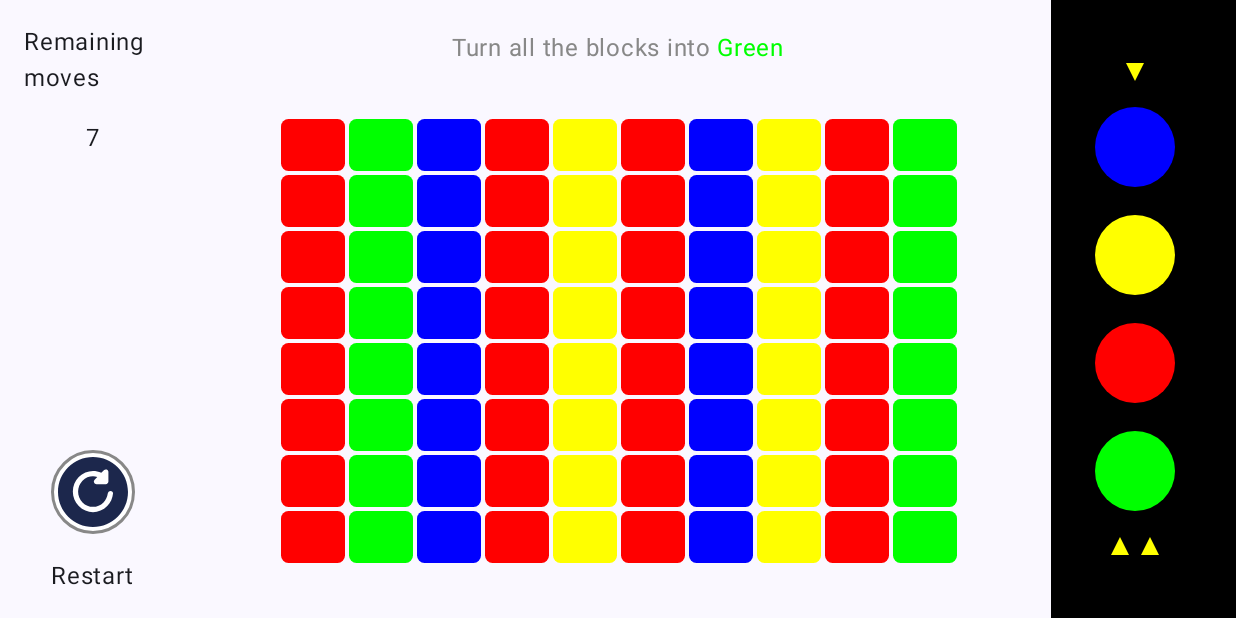
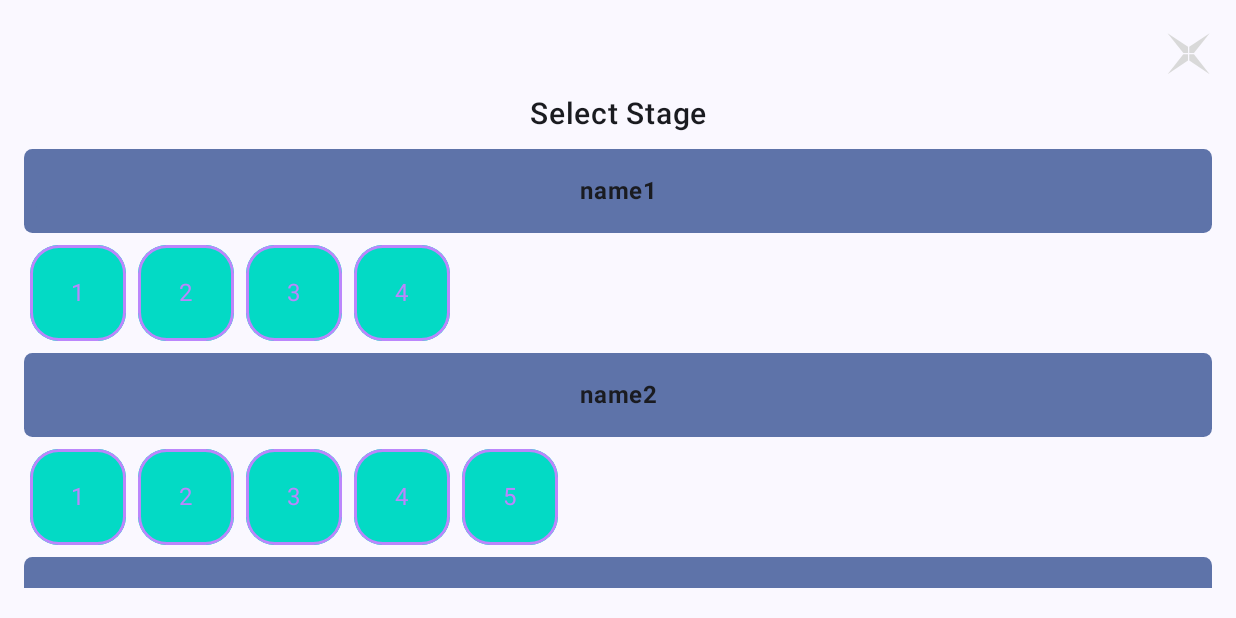
Before and after one commit to Vitaliy336/CollorPuzzle, an Android app built with Jetpack Compose: the screen it shows after launch (MainActivity), after a tap on "Play", on a phone screen of 824 x 412 dp (held sideways). Run offline under Robolectric (Android 15) with nearby library versions, the phone set to English and light mode, and no system bars.

Commit message:
Add: stage selection screen

```diff
--- a/app/src/main/java/com/colors/collorpuzzle/MainActivity.kt
+++ b/app/src/main/java/com/colors/collorpuzzle/MainActivity.kt
@@ -15,6 +15,7 @@ import androidx.navigation.compose.composable
 import androidx.navigation.compose.rememberNavController
 import com.colors.collorpuzzle.ui.screens.main_menu.composable.ShowMainMenu
 import com.colors.collorpuzzle.ui.screens.stage_screen.composable.StageScreen
+import com.colors.collorpuzzle.ui.screens.stage_selector.composable.StageSelectorScreen
 import com.colors.collorpuzzle.ui.theme.ColorPuzzleTheme
 
 class MainActivity : ComponentActivity() {
@@ -41,7 +42,7 @@ class MainActivity : ComponentActivity() {
                 ShowMainMenu(
                     Modifier.fillMaxSize(),
                     playClicked = {
-                        navController.navigate(PuzzleNavigation.GameScreen.route)
+                        navController.navigate(PuzzleNavigation.StageSelector.route)
                     },
                     randomStageClicked = {
                         // TODO:
@@ -51,7 +52,18 @@ class MainActivity : ComponentActivity() {
                     })
             }
             composable(route = PuzzleNavigation.GameScreen.route) {
-                StageScreen(Modifier)
+                StageScreen(modifier = Modifier)
+            }
+
+            composable(route = PuzzleNavigation.StageSelector.route) {
+                StageSelectorScreen(
+                    modifier = Modifier,
+                    backClick = {
+                        navController.navigateUp()
+                    },
+                    selectStageClick = {
+                        navController.navigate(PuzzleNavigation.GameScreen.route)
+                    })
             }
         }
     }
--- a/app/src/main/java/com/colors/collorpuzzle/PuzzleNavigation.kt
+++ b/app/src/main/java/com/colors/collorpuzzle/PuzzleNavigation.kt
@@ -3,4 +3,5 @@ package com.colors.collorpuzzle
 sealed class PuzzleNavigation(val route: String) {
     object MainMenu: PuzzleNavigation("main_menu")
     object GameScreen: PuzzleNavigation("game_screen")
+    object StageSelector: PuzzleNavigation("stage_selector")
 }
--- a/app/src/main/java/com/colors/collorpuzzle/ui/screens/main_menu/composable/MainMenuScreen.kt
+++ b/app/src/main/java/com/colors/collorpuzzle/ui/screens/main_menu/composable/MainMenuScreen.kt
@@ -6,13 +6,18 @@ import androidx.compose.foundation.layout.fillMaxSize
 import androidx.compose.foundation.layout.fillMaxWidth
 import androidx.compose.foundation.layout.height
 import androidx.compose.foundation.layout.padding
+import androidx.compose.material3.MaterialTheme
 import androidx.compose.material3.OutlinedButton
+import androidx.compose.material3.Surface
 import androidx.compose.material3.Text
 import androidx.compose.runtime.Composable
 import androidx.compose.ui.Alignment
 import androidx.compose.ui.Modifier
+import androidx.compose.ui.res.stringResource
+import androidx.compose.ui.text.style.TextAlign
 import androidx.compose.ui.tooling.preview.Preview
 import androidx.compose.ui.unit.dp
+import com.colors.collorpuzzle.R
 
 @Composable
 fun ShowMainMenu(
@@ -21,19 +26,36 @@ fun ShowMainMenu(
     randomStageClicked: () -> Unit,
     constructorClicked: () -> Unit,
 ) {
+    Surface {
         Column(
             verticalArrangement = Arrangement.Center,
             horizontalAlignment = Alignment.CenterHorizontally,
             modifier = modifier
         ) {
-        Text(text = "Main menu")
+            Text(text = stringResource(R.string.main_menu),
+                textAlign = TextAlign.Center,
+                style = MaterialTheme.typography.headlineMedium,
+                color = MaterialTheme.colorScheme.onSurface)
             val btnModifier: Modifier = Modifier
                 .height(56.dp)
                 .fillMaxWidth()
                 .padding(start = 200.dp, end = 200.dp, top = 8.dp, bottom = 8.dp)
-        MenuButton(modifier = btnModifier, "Play", playClicked)
-        MenuButton(modifier = btnModifier, "Random Mode", randomStageClicked)
-        MenuButton(modifier = btnModifier, "Constructor", constructorClicked)
+            MenuButton(
+                modifier = btnModifier,
+                stringResource(R.string.start_game),
+                playClicked
+            )
+            MenuButton(
+                modifier = btnModifier,
+                stringResource(R.string.random_mode),
+                randomStageClicked
+            )
+            MenuButton(
+                modifier = btnModifier,
+                stringResource(R.string.constructor_mode),
+                constructorClicked
+            )
+        }
     }
 }
 
@@ -54,6 +76,15 @@ fun MenuButton(
 
 @Preview
 @Composable
+fun ButtonPreview() {
+    MenuButton(
+        modifier = Modifier,
+        "Some Text",
+        {})
+}
+
+@Preview
+@Composable
 fun ShowMainMenuPreview() {
     ShowMainMenu(
         modifier = Modifier.fillMaxSize(),
--- a/app/src/main/java/com/colors/collorpuzzle/ui/screens/stage_screen/composable/StageScreen.kt
+++ b/app/src/main/java/com/colors/collorpuzzle/ui/screens/stage_screen/composable/StageScreen.kt
@@ -9,12 +9,15 @@ import androidx.compose.foundation.layout.Arrangement
 import androidx.compose.foundation.layout.BoxWithConstraints
 import androidx.compose.foundation.layout.Column
 import androidx.compose.foundation.layout.Row
+import androidx.compose.foundation.layout.WindowInsets
 import androidx.compose.foundation.layout.defaultMinSize
 import androidx.compose.foundation.layout.fillMaxHeight
 import androidx.compose.foundation.layout.fillMaxSize
 import androidx.compose.foundation.layout.fillMaxWidth
 import androidx.compose.foundation.layout.padding
+import androidx.compose.foundation.layout.safeDrawing
 import androidx.compose.foundation.layout.size
+import androidx.compose.foundation.layout.windowInsetsPadding
 import androidx.compose.foundation.shape.CircleShape
 import androidx.compose.material3.Text
 import androidx.compose.runtime.Composable
@@ -62,7 +65,8 @@ fun StageScreen(modifier: Modifier) {
 
     Row(
         modifier = modifier
-            .fillMaxSize(),
+            .fillMaxSize()
+            .windowInsetsPadding(WindowInsets.safeDrawing),
         horizontalArrangement = Arrangement.Center,
         verticalAlignment = Alignment.CenterVertically
     ) {
--- /dev/null
+++ b/app/src/main/java/com/colors/collorpuzzle/ui/screens/stage_selector/composable/StageSelector.kt
@@ -0,0 +1,249 @@
+package com.colors.collorpuzzle.ui.screens.stage_selector.composable
+
+import androidx.compose.foundation.ExperimentalFoundationApi
+import androidx.compose.foundation.Image
+import androidx.compose.foundation.background
+import androidx.compose.foundation.border
+import androidx.compose.foundation.clickable
+import androidx.compose.foundation.layout.Arrangement
+import androidx.compose.foundation.layout.Box
+import androidx.compose.foundation.layout.Column
+import androidx.compose.foundation.layout.ExperimentalLayoutApi
+import androidx.compose.foundation.layout.FlowRow
+import androidx.compose.foundation.layout.WindowInsets
+import androidx.compose.foundation.layout.fillMaxSize
+import androidx.compose.foundation.layout.fillMaxWidth
+import androidx.compose.foundation.layout.padding
+import androidx.compose.foundation.layout.safeDrawing
+import androidx.compose.foundation.layout.size
+import androidx.compose.foundation.layout.windowInsetsPadding
+import androidx.compose.foundation.layout.wrapContentHeight
+import androidx.compose.foundation.lazy.LazyColumn
+import androidx.compose.foundation.lazy.items
+import androidx.compose.foundation.shape.RoundedCornerShape
+import androidx.compose.material3.MaterialTheme
+import androidx.compose.material3.Surface
+import androidx.compose.material3.Text
+import androidx.compose.runtime.Composable
+import androidx.compose.ui.Alignment
+import androidx.compose.ui.Modifier
+import androidx.compose.ui.draw.clip
+import androidx.compose.ui.layout.ContentScale
+import androidx.compose.ui.res.colorResource
+import androidx.compose.ui.res.painterResource
+import androidx.compose.ui.res.stringResource
+import androidx.compose.ui.text.font.FontWeight
+import androidx.compose.ui.text.style.TextAlign
+import androidx.compose.ui.tooling.preview.Preview
+import androidx.compose.ui.unit.dp
+import androidx.compose.ui.unit.sp
+import com.colors.collorpuzzle.R
+
+@Composable
+fun StageSelectorScreen(
+    modifier: Modifier,
+    backClick: () -> Unit,
+    selectStageClick: () -> Unit,
+) {
+    Surface {
+        Column(
+            modifier = modifier
+                .windowInsetsPadding(WindowInsets.safeDrawing)
+                .padding(
+                    start = 16.dp,
+                    end = 16.dp,
+                    top = 20.dp,
+                    bottom = 20.dp
+                )
+        ) {
+            BackButton(
+                modifier = Modifier.align(alignment = Alignment.End),
+                backClick = backClick
+            )
+
+            Text(
+                text = stringResource(R.string.stage_select), modifier = Modifier
+                    .fillMaxWidth()
+                    .wrapContentHeight()
+                    .padding(
+                        start = 8.dp,
+                        end = 8.dp,
+                        top = 12.dp,
+                        bottom = 12.dp
+                    ),
+                textAlign = TextAlign.Center,
+                style = MaterialTheme.typography.headlineMedium,
+                color = MaterialTheme.colorScheme.onSurface
+            )
+
+            StagesList(
+                stagesList = listOf(
+                    Stages("name1", listOf("1", "2", "3", "4")),
+                    Stages("name2", listOf("1", "2", "3", "4", "5")),
+                    Stages("name3", listOf("1", "2")),
+                    Stages("name4", listOf("1", "2", "3", "4", "5", "6", "7", "8")),
+                    Stages("name5", listOf("1", "2", "3"))
+                ),
+                stageClick = selectStageClick
+            )
+        }
+    }
+}
+
+@Composable
+fun BackButton(
+    backClick: () -> Unit,
+    modifier: Modifier,
+) {
+    Image(
+        painter = painterResource(id = R.drawable.close),
+        contentDescription = "back",
+        contentScale = ContentScale.FillBounds,
+        modifier = modifier
+            .size(32.dp)
+            .clickable {
+                backClick()
+            }
+    )
+}
+
+@OptIn(ExperimentalFoundationApi::class)
+@Composable
+fun StagesList(stagesList: List<Stages>, stageClick: () -> Unit) {
+    LazyColumn {
+        items(stagesList) { stage ->
+            StagesRow(
+                stageItems = stage.stagesList,
+                stageHeader = stage.stagesGroupName,
+                stageClick = stageClick
+            )
+        }
+
+    }
+}
+
+@OptIn(ExperimentalLayoutApi::class)
+@Composable
+fun StagesRow(
+    modifier: Modifier = Modifier,
+    stageHeader: String,
+    stageItems: List<String> = listOf(),
+    stageClick: () -> Unit,
+) {
+    Column(
+        modifier = modifier
+            .fillMaxWidth()
+            .wrapContentHeight()
+    ) {
+        CategoryHeader(text = stageHeader, modifier = modifier)
+        FlowRow(
+            modifier = modifier.padding(4.dp),
+            horizontalArrangement = Arrangement.spacedBy(8.dp),
+            maxItemsInEachRow = 5
+        ) {
+            repeat(stageItems.size) { index ->
+                StageItem(
+                    stageItems[index],
+                    false,
+                    modifier.padding(vertical = 4.dp),
+                    stageClick
+                )
+            }
+        }
+    }
+}
+
+@Composable
+private fun CategoryHeader(
+    text: String,
+    modifier: Modifier = Modifier,
+) {
+    Text(
+        text = text,
+        fontSize = 16.sp,
+        fontWeight = FontWeight.Bold,
+        modifier = modifier
+            .fillMaxWidth()
+            .clip(RoundedCornerShape(10))
+            .background(MaterialTheme.colorScheme.primaryContainer)
+            .padding(
+                start = 8.dp, end = 8.dp,
+                top = 16.dp, bottom = 16.dp
+            )
+            .border(
+                width = 2.dp,
+                color = MaterialTheme.colorScheme.primaryContainer,
+                shape = RoundedCornerShape(10)
+            ),
+        textAlign = TextAlign.Center
+    )
+}
+
+@Composable
+fun StageItem(
+    stageName: String,
+    isCleared: Boolean,
+    modifier: Modifier,
+    stageClick: () -> Unit,
+) {
+    Box(
+        contentAlignment = Alignment.Center,
+        modifier = modifier
+            .clip(RoundedCornerShape(percent = 30))
+            .size(64.dp)
+            .background(
+                if (isCleared) colorResource(R.color.white) else
+                    colorResource(R.color.teal_200)
+            )
+            .border(
+                width = 2.dp,
+                color = colorResource(R.color.purple_200),
+                shape = RoundedCornerShape(percent = 30)
+            )
+            .clickable {
+                stageClick()
+            }
+    ) {
+        Text(text = stageName, color = colorResource(R.color.purple_200))
+    }
+}
+
+@Preview
+@Composable
+fun StagesRowPreview() {
+    StagesRow(
+        stageItems = listOf("1", "2", "3", "4", "5", "6"),
+        stageHeader = "name1",
+        stageClick = {}
+    )
+}
+
+@Preview
+@Composable
+fun ShowStagesListPreview() {
+    StageSelectorScreen(
+        modifier = Modifier.fillMaxSize(),
+        backClick = {},
+        selectStageClick = {}
+    )
+}
+
+@Preview
+@Composable
+fun StageItemPreview() {
+    StageItem(
+        modifier = Modifier,
+        stageName = "1",
+        isCleared = false,
+        stageClick = {})
+}
+
+@Preview
+@Composable
+fun StageItemPreviewCleared() {
+    StageItem(
+        modifier = Modifier,
+        stageName = "2",
+        isCleared = true,
+        stageClick = {})
+}
--- /dev/null
+++ b/app/src/main/java/com/colors/collorpuzzle/ui/screens/stage_selector/composable/Stages.kt
@@ -0,0 +1,6 @@
+package com.colors.collorpuzzle.ui.screens.stage_selector.composable
+
+data class Stages(
+    val stagesGroupName: String,
+    val stagesList: List<String>,
+)
--- /dev/null
+++ b/app/src/main/java/com/colors/collorpuzzle/ui/screens/stage_selector/view_model/StageSelectorViewModel.kt
@@ -0,0 +1,6 @@
+package com.colors.collorpuzzle.ui.screens.stage_selector.view_model
+
+import androidx.lifecycle.ViewModel
+
+class StageSelectorViewModel : ViewModel() {
+}
--- a/app/src/main/java/com/colors/collorpuzzle/ui/theme/Theme.kt
+++ b/app/src/main/java/com/colors/collorpuzzle/ui/theme/Theme.kt
@@ -4,6 +4,7 @@ import android.app.Activity
 import android.os.Build
 import android.view.WindowInsets
 import android.view.WindowInsetsController
+import android.view.WindowManager
 import androidx.compose.foundation.isSystemInDarkTheme
 import androidx.compose.material3.MaterialTheme
 import androidx.compose.material3.darkColorScheme
@@ -14,6 +15,7 @@ import androidx.compose.runtime.Composable
 import androidx.compose.runtime.SideEffect
 import androidx.compose.ui.platform.LocalContext
 import androidx.compose.ui.platform.LocalView
+import androidx.core.view.WindowCompat
 
 private val DarkColorScheme = darkColorScheme(
     primary = Purple80,
--- a/app/src/main/java/com/colors/collorpuzzle/ui/theme/Type.kt
+++ b/app/src/main/java/com/colors/collorpuzzle/ui/theme/Type.kt
@@ -13,5 +13,12 @@ val Typography = Typography(
         fontSize = 16.sp,
         lineHeight = 24.sp,
         letterSpacing = 0.5.sp
+    ),
+    headlineMedium = TextStyle(
+        fontFamily = FontFamily.SansSerif,
+        fontWeight = FontWeight.SemiBold,
+        fontSize = 20.sp,
+        lineHeight = 28.sp,
+        letterSpacing = 0.5.sp,
     )
 )
--- /dev/null
+++ b/app/src/main/res/drawable/close.xml
@@ -0,0 +1,18 @@
+<vector xmlns:android="http://schemas.android.com/apk/res/android"
+    android:width="24dp"
+    android:height="24dp"
+    android:viewportWidth="36"
+    android:viewportHeight="31">
+  <path
+      android:pathData="M34.244,2.027L18.945,10.884L18.945,14.875L22.46,14.875L34.244,2.027Z"
+      android:fillColor="#D9D9D9"/>
+  <path
+      android:pathData="M34.244,28.561L18.945,19.704L18.945,15.713L22.46,15.713L34.244,28.561Z"
+      android:fillColor="#D9D9D9"/>
+  <path
+      android:pathData="M2.656,2.075L18.01,10.838L18.034,14.829L14.519,14.851L2.656,2.075Z"
+      android:fillColor="#D9D9D9"/>
+  <path
+      android:pathData="M2.695,28.561L17.994,19.704L17.994,15.713L14.479,15.713L2.695,28.561Z"
+      android:fillColor="#D9D9D9"/>
+</vector>
--- a/app/src/main/res/values/strings.xml
+++ b/app/src/main/res/values/strings.xml
@@ -1,3 +1,8 @@
 <resources>
-    <string name="app_name">CollorPuzzle</string>
+    <string name="app_name">ColorPuzzle</string>
+    <string name="main_menu">Main Menu</string>
+    <string name="start_game">Play</string>
+    <string name="constructor_mode">Stage constructor</string>
+    <string name="random_mode">Random mode</string>
+    <string name="stage_select">Select Stage</string>
 </resources>
```
Lines whose indentation alone changed are shown as unchanged.
